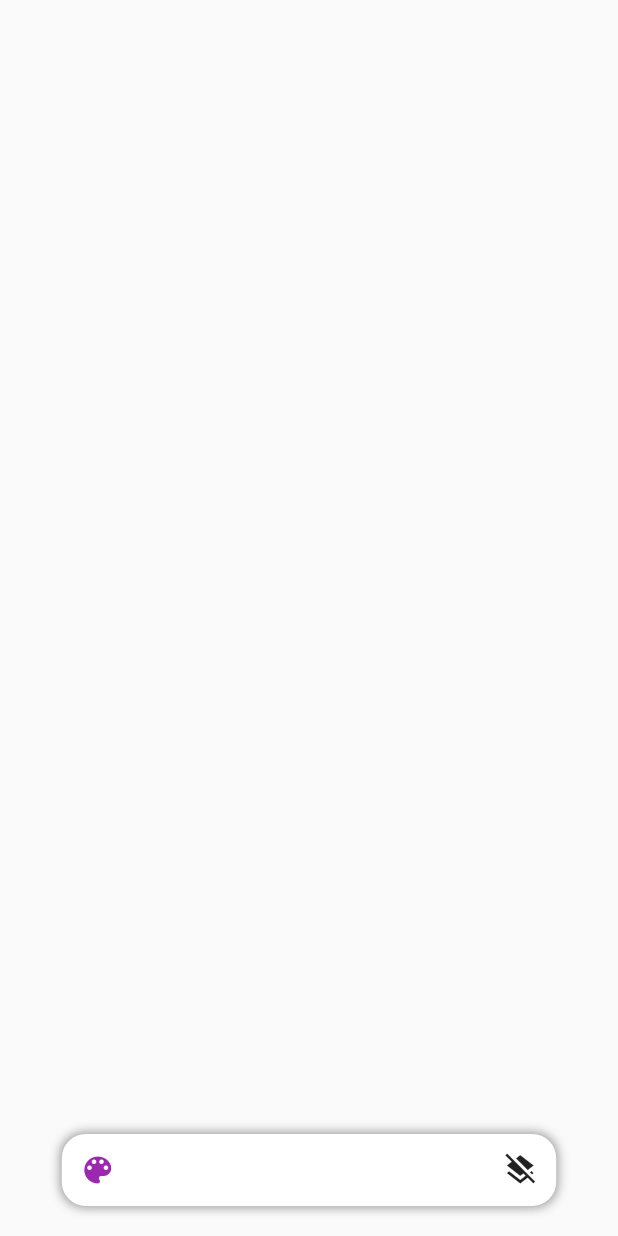
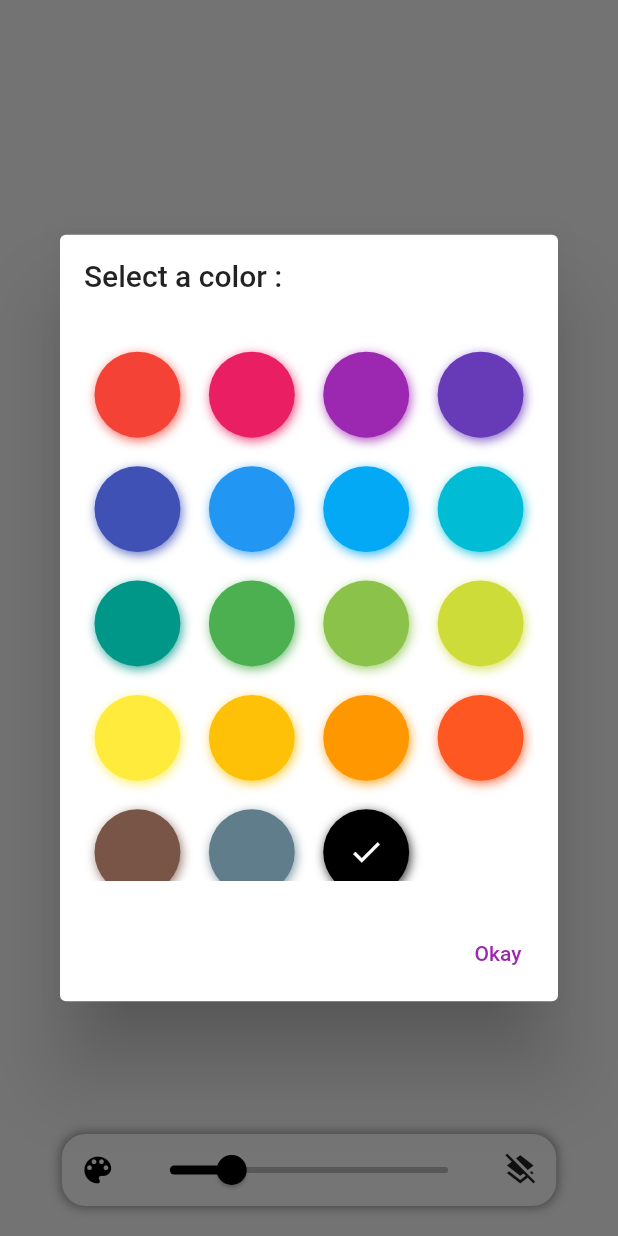
Before and after one commit to 7ANV1R/drawing_app, a Flutter app: the DrawingView screen opened directly, after a tap on the "color lens" icon, on a phone screen of 412 x 824 dp. Run offline on Flutter 3.47's test engine with Material 2 defaults, Android fonts, the phone set to English and light mode, and no system bars; drawn by our look-alikes of flutter_colorpicker; our stand-ins replace bloc, equatable, flutter_bloc, image_picker, sqflite; accounts and stored records are empty.

Commit message:
added slider and color picker

```diff
--- a/lib/drawing/view/drawing_view.dart
+++ b/lib/drawing/view/drawing_view.dart
@@ -3,9 +3,12 @@ import 'package:drawing_app/drawing/view/model/drawing_model.dart';
 import 'package:drawing_app/drawing/view/widget/custom_drawing_painter.dart';
 import 'package:flutter/material.dart';
 import 'package:flutter_bloc/flutter_bloc.dart';
+import 'package:flutter_colorpicker/flutter_colorpicker.dart';
 
 class DrawingView extends StatefulWidget {
-  const DrawingView({Key? key}) : super(key: key);
+  const DrawingView({
+    Key? key,
+  }) : super(key: key);
 
   @override
   State<DrawingView> createState() => _DrawingViewState();
@@ -13,6 +16,46 @@ class DrawingView extends StatefulWidget {
 
 class _DrawingViewState extends State<DrawingView> {
   List<DrawingPaths?> drawingPaths = [];
+  late Color selectedColor;
+  double sliderValue = 3.0;
+
+  @override
+  void initState() {
+    super.initState();
+    selectedColor = Colors.black;
+  }
+
+  void selectColor() {
+    showDialog(
+      context: context,
+      builder: (BuildContext context) {
+        return AlertDialog(
+          titlePadding: const EdgeInsets.all(16),
+          contentPadding: const EdgeInsets.all(16),
+          title: const Text('Select a color :'),
+          content: SingleChildScrollView(
+            child: BlockPicker(
+              pickerColor: selectedColor,
+              onColorChanged: (color) {
+                setState(() {
+                  selectedColor = color;
+                });
+              },
+            ),
+          ),
+          actions: [
+            TextButton(
+              onPressed: () {
+                Navigator.of(context).pop();
+              },
+              child: const Text('Okay'),
+            ),
+          ],
+        );
+      },
+    );
+  }
+
   @override
   Widget build(BuildContext context) {
     Size size = MediaQuery.of(context).size;
@@ -28,14 +71,30 @@ class _DrawingViewState extends State<DrawingView> {
                       onPanStart: (details) {
                         setState(() {
                           drawingPaths.add(
-                            DrawingPaths(offset: details.localPosition),
+                            DrawingPaths(
+                              offset: details.localPosition,
+                              paint: Paint()
+                                ..color = selectedColor
+                                ..isAntiAlias = true
+                                ..strokeWidth = sliderValue
+                                ..strokeCap = StrokeCap.round
+                                ..strokeJoin = StrokeJoin.round,
+                            ),
                           );
                         });
                       },
                       onPanUpdate: (details) {
                         setState(() {
                           drawingPaths.add(
-                            DrawingPaths(offset: details.localPosition),
+                            DrawingPaths(
+                              offset: details.localPosition,
+                              paint: Paint()
+                                ..color = selectedColor
+                                ..isAntiAlias = true
+                                ..strokeWidth = sliderValue
+                                ..strokeCap = StrokeCap.round
+                                ..strokeJoin = StrokeJoin.round,
+                            ),
                           );
                         });
                       },
@@ -68,14 +127,34 @@ class _DrawingViewState extends State<DrawingView> {
                           mainAxisAlignment: MainAxisAlignment.spaceBetween,
                           children: [
                             IconButton(
-                              onPressed: () {},
-                              icon: const Icon(
+                              onPressed: () {
+                                selectColor();
+                              },
+                              icon: Icon(
                                 Icons.color_lens,
-                                color: Colors.purple,
+                                color: selectedColor,
+                              ),
+                            ),
+                            Expanded(
+                              child: Slider(
+                                value: sliderValue,
+                                min: 1,
+                                max: 10,
+                                onChanged: (value) {
+                                  setState(() {
+                                    sliderValue = value;
+                                  });
+                                },
+                                activeColor: selectedColor,
+                                inactiveColor: selectedColor.withOpacity(0.25),
                               ),
                             ),
                             IconButton(
-                              onPressed: () {},
+                              onPressed: () {
+                                setState(() {
+                                  drawingPaths.clear();
+                                });
+                              },
                               icon: const Icon(Icons.layers_clear),
                             ),
                           ],
--- a/lib/drawing/view/model/drawing_model.dart
+++ b/lib/drawing/view/model/drawing_model.dart
@@ -4,8 +4,10 @@ import 'package:flutter/material.dart';
 
 class DrawingPaths extends Equatable {
   final Offset offset;
+  final Paint paint;
   const DrawingPaths({
     required this.offset,
+    required this.paint,
   });
 
   @override
--- a/lib/drawing/view/widget/custom_drawing_painter.dart
+++ b/lib/drawing/view/widget/custom_drawing_painter.dart
@@ -14,20 +14,14 @@ class CustomDrawing extends CustomPainter {
 
   @override
   void paint(Canvas canvas, Size size) {
-    final paint = Paint()
-      ..isAntiAlias = true
-      ..strokeWidth = 5.0
-      ..strokeCap = StrokeCap.round
-      ..strokeJoin = StrokeJoin.round;
-
     for (int i = 0; i < drawingPaths.length - 1; i++) {
       if (drawingPaths[i] != null && drawingPaths[i + 1] != null) {
-        canvas.drawLine(drawingPaths[i]!.offset, drawingPaths[i + 1]!.offset, paint);
+        canvas.drawLine(drawingPaths[i]!.offset, drawingPaths[i + 1]!.offset, drawingPaths[i]!.paint);
       } else if (drawingPaths[i] != null && drawingPaths[i + 1] == null) {
         offsetsList.clear();
         offsetsList.add(drawingPaths[i]!.offset);
 
-        canvas.drawPoints(PointMode.points, offsetsList, paint);
+        canvas.drawPoints(PointMode.points, offsetsList, drawingPaths[i]!.paint);
       }
     }
   }
--- a/pubspec.yaml
+++ b/pubspec.yaml
@@ -20,6 +20,7 @@ dependencies:
   path_provider: ^2.0.11
   path: ^1.8.1
   image_picker: ^0.8.5+3
+  flutter_colorpicker: ^1.0.3
 
 dev_dependencies:
   flutter_test:
```
Also changed, not shown: pubspec.lock.
